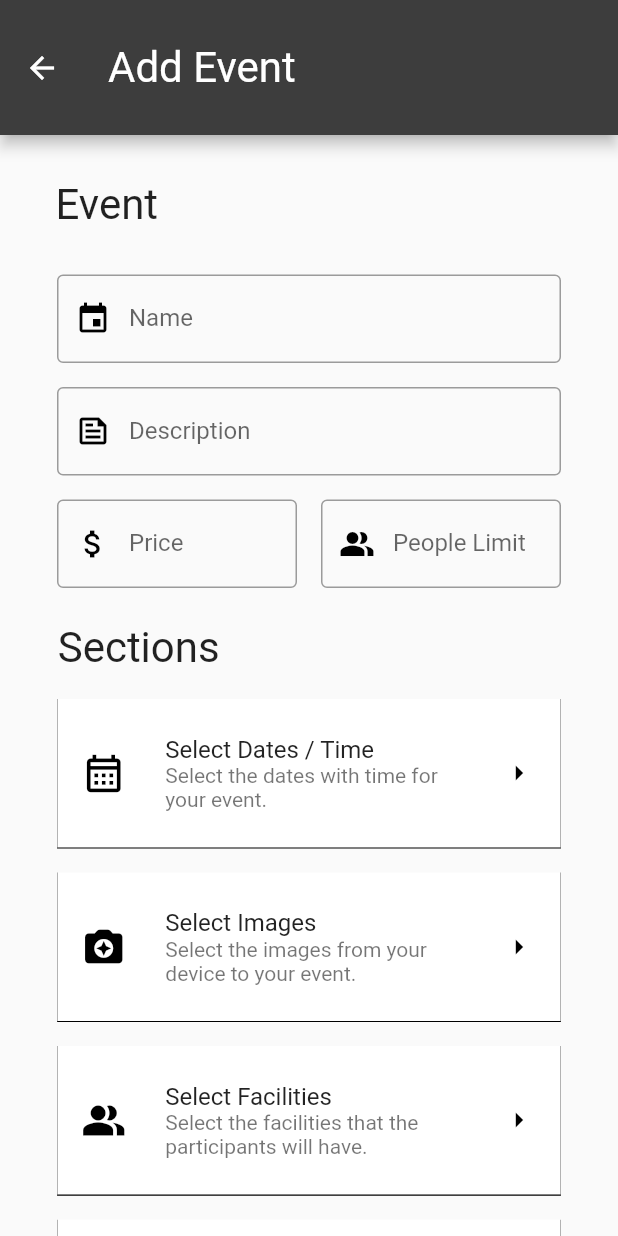
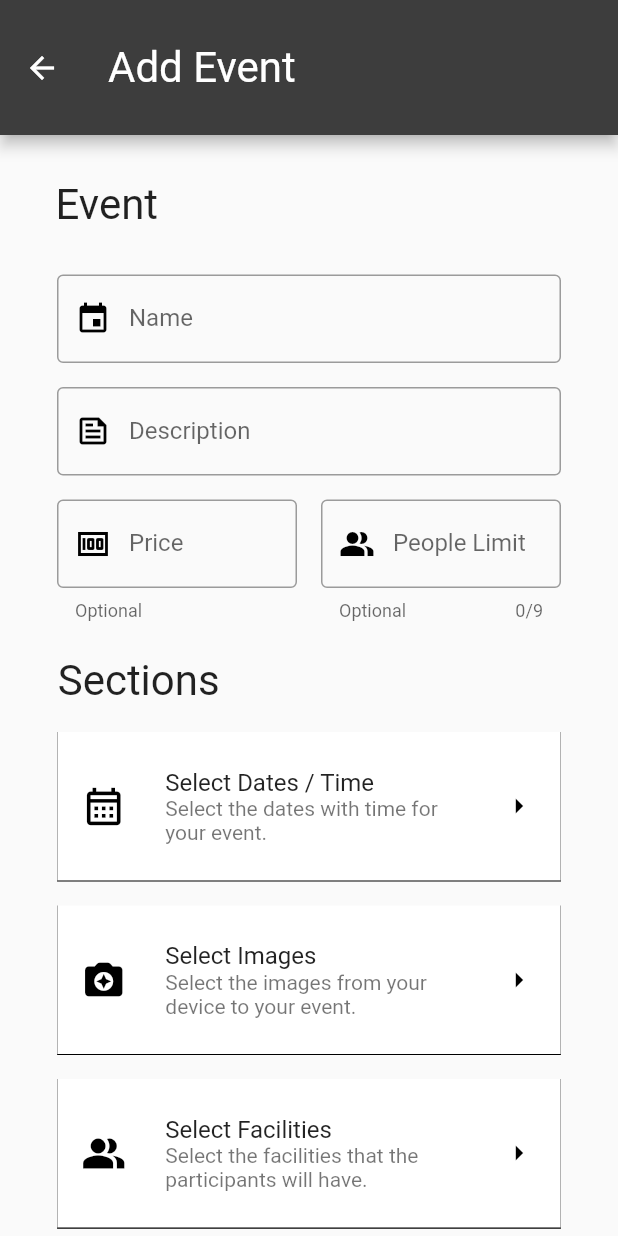
Before and after one commit to brfideliza/brfideliza, a Flutter app: the AddEventScreen screen opened by its route, on a phone screen of 412 x 824 dp. Run offline on Flutter 3.47's test engine with Material 2 defaults, Android fonts, the phone set to English and light mode, and no system bars; our stand-ins replace carousel_slider, cloud_firestore, firebase_auth, firebase_core, fluttertoast, mask_text_input_formatter and 1 more; accounts and stored records are empty.

Commit message:
Add mask input in add_event_screen.dart

```diff
--- a/lib/main.dart
+++ b/lib/main.dart
@@ -6,19 +6,16 @@ import 'package:flutter/material.dart';
 
 import 'screens/events/event_screen.dart';
 import 'screens/events/select_date_event.dart';
-
 import 'screens/initials/explore_screen.dart';
+import 'screens/initials/more_screen.dart';
 import 'screens/initials/notifications_screen.dart';
 import 'screens/initials/profile_screen.dart';
-import 'screens/initials/more_screen.dart';
-
 // import 'package:flutter_web_plugins/flutter_web_plugins.dart';
 
 import 'screens/login/forgot_password.dart';
 import 'screens/login/login_screen.dart';
 import 'screens/login/registration_screen.dart';
 import 'screens/login/splash_screen.dart';
-
 
 Future<void> main() async {
   WidgetsFlutterBinding.ensureInitialized();
@@ -35,7 +32,7 @@ class BrFideliza extends StatelessWidget {
     return MaterialApp(
       title: "BrFideliza",
       theme: ThemeData(),
-      initialRoute: ExploreScreen.id,
+      initialRoute: AddEventScreen.id,
       routes: {
         SplashScreen.id: (context) => const SplashScreen(),
         LoginScreen.id: (context) => const LoginScreen(),
--- a/lib/screens/events/add_event_screen.dart
+++ b/lib/screens/events/add_event_screen.dart
@@ -1,10 +1,11 @@
 import 'package:brfideliza/screens/events/select_date_event.dart';
 import 'package:brfideliza/utilities/constants.dart';
 import 'package:flutter/material.dart';
+import 'package:flutter/services.dart';
+import 'package:mask_text_input_formatter/mask_text_input_formatter.dart';
 
 import '../../models/event_model.dart';
 import '../initials/explore_screen.dart';
-import '../../components/h3.dart';
 
 class AddEventScreen extends StatefulWidget {
   const AddEventScreen({Key? key}) : super(key: key);
@@ -20,6 +21,10 @@ class _AddEventScreenState extends State<AddEventScreen> {
       eventPeopleLimit = TextEditingController(),
       eventPrice = TextEditingController();
   final _addEventFormKey = GlobalKey<FormState>();
+  var maskFormatter = MaskTextInputFormatter(
+    mask: '###.###,##',
+    filter: {"#": RegExp(r'[0-9]')},
+  );
 
   @override
   Widget build(BuildContext context) {
@@ -104,11 +109,15 @@ class _AddEventScreenState extends State<AddEventScreen> {
                                   padding: const EdgeInsets.all(8.0),
                                   child: TextField(
                                     controller: eventPrice,
+                                    keyboardType: TextInputType.number,
+                                    inputFormatters: [maskFormatter],
                                     decoration: const InputDecoration(
                                       labelText: 'Price',
+                                      hintText: '2.597,90',
+                                      helperText: 'Optional',
                                       border: OutlineInputBorder(),
                                       prefixIcon: Icon(
-                                        Icons.attach_money,
+                                        Icons.money,
                                         color: Colors.black,
                                       ),
                                     ),
@@ -120,8 +129,15 @@ class _AddEventScreenState extends State<AddEventScreen> {
                                   padding: const EdgeInsets.all(8.0),
                                   child: TextField(
                                     controller: eventPeopleLimit,
+                                    maxLength: 9,
+                                    keyboardType: TextInputType.number,
+                                    inputFormatters: [
+                                      FilteringTextInputFormatter.digitsOnly
+                                    ],
                                     decoration: const InputDecoration(
                                       labelText: 'People Limit',
+                                      hintText: '500',
+                                      helperText: 'Optional',
                                       border: OutlineInputBorder(),
                                       prefixIcon: Icon(
                                         Icons.people_alt,
@@ -151,19 +167,22 @@ class _AddEventScreenState extends State<AddEventScreen> {
                           ),
                         ],
                       ),
-                      SizedBox(height: 10),
+                      const SizedBox(height: 10),
                       Column(
                         children: [
                           Padding(
                             padding: const EdgeInsets.all(8.0),
                             child: ListTile(
                                 tileColor: Colors.white,
-                                title: Text('Select Dates / Time'),
-                                subtitle: Text('Select the dates with time for your event.'),
+                                title: const Text('Select Dates / Time'),
+                                subtitle: const Text(
+                                    'Select the dates with time for your event.'),
                                 onTap: () {
                                   Navigator.push(
                                     context,
-                                    MaterialPageRoute(builder: (context) => SelectDateEvent()),
+                                    MaterialPageRoute(
+                                        builder: (context) =>
+                                            const SelectDateEvent()),
                                   );
                                 },
                                 leading: const Icon(
@@ -175,102 +194,102 @@ class _AddEventScreenState extends State<AddEventScreen> {
                                   Icons.arrow_right,
                                   color: Colors.black,
                                 ),
-                                contentPadding: EdgeInsets.symmetric(vertical: 20, horizontal: 16),
+                                contentPadding: const EdgeInsets.symmetric(
+                                    vertical: 20, horizontal: 16),
                                 shape: const Border(
                                     left: BorderSide(width: 0.2),
                                     right: BorderSide(width: 0.2),
                                     top: BorderSide.none,
-                                    bottom: BorderSide(width: 0.7))
-                            ),
+                                    bottom: BorderSide(width: 0.7))),
                           ),
-                          Padding(
-                            padding: const EdgeInsets.all(8.0),
+                          const Padding(
+                            padding: EdgeInsets.all(8.0),
                             child: ListTile(
                                 tileColor: Colors.white,
                                 title: Text('Select Images'),
-                                subtitle: Text('Select the images from your device to your event.'),
-                                leading: const Icon(
+                                subtitle: Text(
+                                    'Select the images from your device to your event.'),
+                                leading: Icon(
                                   Icons.camera_enhance_rounded,
                                   color: Colors.black,
                                   size: 30,
                                 ),
-                                trailing: const Icon(
+                                trailing: Icon(
                                   Icons.arrow_right,
                                   color: Colors.black,
                                 ),
-                                contentPadding: EdgeInsets.symmetric(vertical: 20, horizontal: 16),
-                                shape: const Border(
+                                contentPadding: EdgeInsets.symmetric(
+                                    vertical: 20, horizontal: 16),
+                                shape: Border(
                                     left: BorderSide(width: 0.2),
                                     right: BorderSide(width: 0.2),
                                     top: BorderSide.none,
-                                    bottom: BorderSide(width: 0.7))
-                            ),
+                                    bottom: BorderSide(width: 0.7))),
                           ),
-                          Padding(
-                            padding: const EdgeInsets.all(8.0),
+                          const Padding(
+                            padding: EdgeInsets.all(8.0),
                             child: ListTile(
                                 tileColor: Colors.white,
                                 title: Text('Select Facilities'),
-                                subtitle: Text('Select the facilities that the participants will have.'),
-                                leading: const Icon(
+                                subtitle: Text(
+                                    'Select the facilities that the participants will have.'),
+                                leading: Icon(
                                   Icons.people_alt,
                                   color: Colors.black,
                                   size: 30,
                                 ),
-                                trailing: const Icon(
+                                trailing: Icon(
                                   Icons.arrow_right,
                                   color: Colors.black,
                                 ),
-                                contentPadding: EdgeInsets.symmetric(vertical: 20, horizontal: 16),
-                                shape: const Border(
+                                contentPadding: EdgeInsets.symmetric(
+                                    vertical: 20, horizontal: 16),
+                                shape: Border(
                                     left: BorderSide(width: 0.2),
                                     right: BorderSide(width: 0.2),
                                     top: BorderSide.none,
-                                    bottom: BorderSide(width: 0.7))
-                            ),
+                                    bottom: BorderSide(width: 0.7))),
                           ),
-                          Padding(
-                            padding: const EdgeInsets.all(8.0),
+                          const Padding(
+                            padding: EdgeInsets.all(8.0),
                             child: ListTile(
                                 tileColor: Colors.white,
                                 title: Text('Add Benefits'),
-                                subtitle: Text('Add the benefits that the participants will have.'),
-                                leading: const Icon(
+                                subtitle: Text(
+                                    'Add the benefits that the participants will have.'),
+                                leading: Icon(
                                   Icons.check_outlined,
                                   color: Colors.black,
                                   size: 30,
                                 ),
-                                trailing: const Icon(
+                                trailing: Icon(
                                   Icons.arrow_right,
                                   color: Colors.black,
                                 ),
-                                contentPadding: EdgeInsets.symmetric(vertical: 20, horizontal: 16),
-                                shape: const Border(
+                                contentPadding: EdgeInsets.symmetric(
+                                    vertical: 20, horizontal: 16),
+                                shape: Border(
                                     left: BorderSide(width: 0.2),
                                     right: BorderSide(width: 0.2),
                                     top: BorderSide.none,
-                                    bottom: BorderSide(width: 0.7))
-                            ),
+                                    bottom: BorderSide(width: 0.7))),
                           ),
                         ],
                       ),
-
-                      SizedBox(height: 10),
-
-                      Padding(
-                        padding: const EdgeInsets.all(8.0),
+                      const SizedBox(height: 10),
+                      const Padding(
+                        padding: EdgeInsets.all(8.0),
                         child: Row(
                           children: [
-                            Icon(Icons.info_outline,
+                            Icon(
+                              Icons.info_outline,
                               size: 25,
                             ),
                             Text('  0 of 4 sections filled.'),
                           ],
                         ),
                       ),
-
-                      SizedBox(height: 25),
-
+                      const SizedBox(height: 25),
                       Row(
                         children: [
                           Expanded(
@@ -288,7 +307,8 @@ class _AddEventScreenState extends State<AddEventScreen> {
                                   Navigator.push(
                                     context,
                                     MaterialPageRoute(
-                                      builder: (context) => const ExploreScreen(),
+                                      builder: (context) =>
+                                          const ExploreScreen(),
                                     ),
                                   );
                                 });
--- a/pubspec.yaml
+++ b/pubspec.yaml
@@ -20,6 +20,7 @@ dependencies:
   carousel_slider: ^4.2.1
   http: ^1.1.0
   persistent_bottom_nav_bar: ^5.0.2
+  mask_text_input_formatter: ^2.5.0
 
 dev_dependencies:
   flutter_lints: ^2.0.0
```
Also changed, not shown: pubspec.lock.
